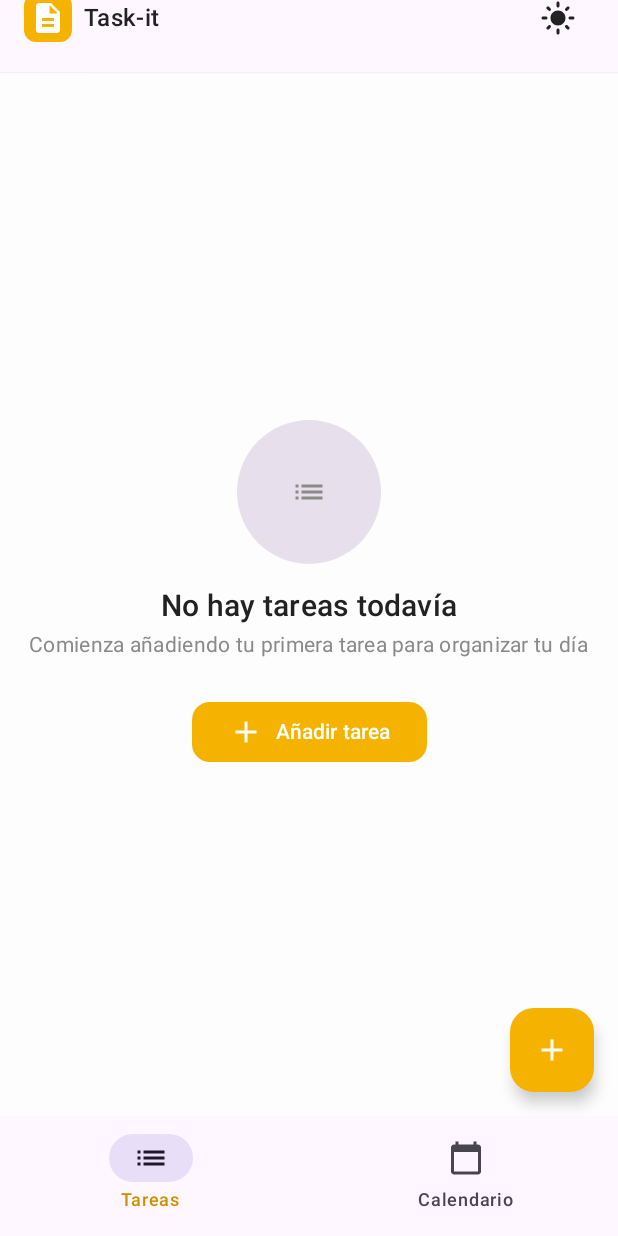
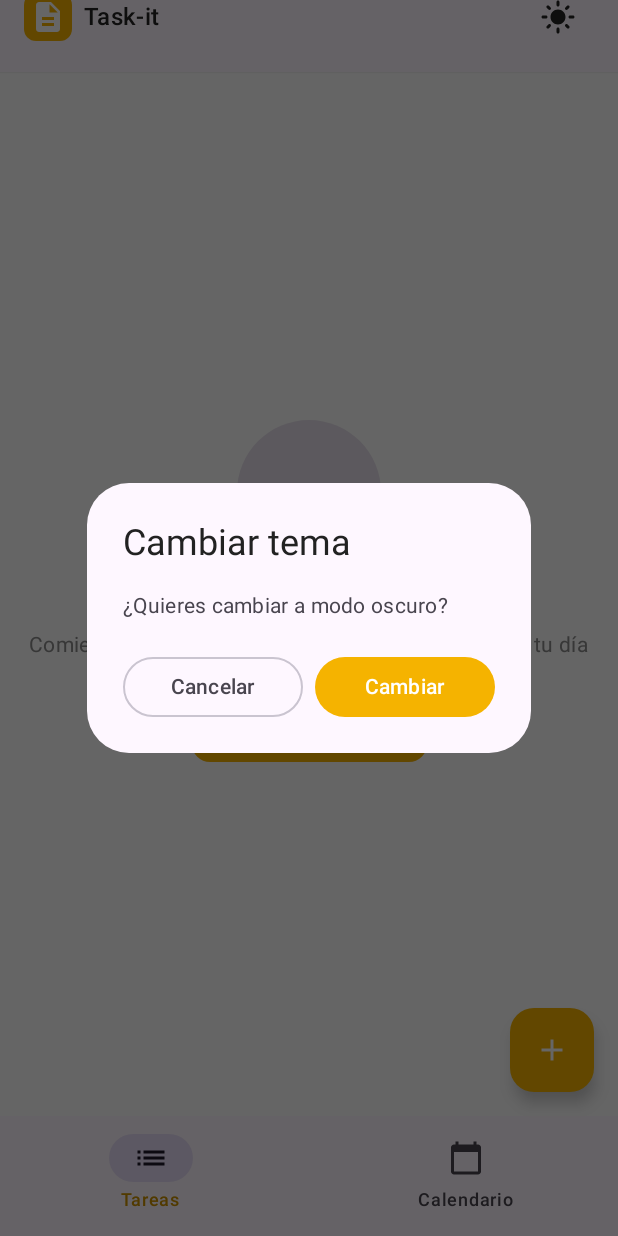
Before and after one commit to Diegomez15/task-it, an Android app built with Jetpack Compose: the screen it shows after launch (MainActivity), after a tap on "Cambiar tema", on a phone screen of 412 x 824 dp. Run offline under Robolectric (Android 15) with nearby library versions, the phone set to English and light mode, and no system bars; our stand-ins replace Room's generated code.

Commit message:
Adding switch theme button functionality

```diff
--- a/app/src/main/java/com/example/task_it/presentation/MainActivity.kt
+++ b/app/src/main/java/com/example/task_it/presentation/MainActivity.kt
@@ -7,6 +7,16 @@ import com.example.task_it.presentation.navigation.AppNavHost
 import com.example.task_it.presentation.theme.TaskitTheme
 import androidx.activity.enableEdgeToEdge
 import androidx.activity.SystemBarStyle
+import androidx.compose.runtime.getValue
+import androidx.compose.runtime.setValue
+import androidx.compose.runtime.mutableStateOf
+import androidx.compose.runtime.saveable.rememberSaveable
+import android.app.Activity
+import androidx.compose.runtime.SideEffect
+import androidx.compose.ui.platform.LocalView
+import androidx.core.view.WindowCompat
+
+
 
 
 class MainActivity : ComponentActivity() {
@@ -24,9 +34,26 @@ class MainActivity : ComponentActivity() {
             )
         )
         setContent {
-            TaskitTheme {
-                AppNavHost()   // Por ahora solo mostrará la HomeScreen
+            var useDarkTheme by rememberSaveable {
+                mutableStateOf(false)
+            }
+
+            val view = LocalView.current
+            val isDark = useDarkTheme
+
+            SideEffect {
+                val window = (view.context as Activity).window
+                WindowCompat.getInsetsController(window, view).isAppearanceLightStatusBars = !isDark
+            }
+
+
+            TaskitTheme(useDarkTheme = useDarkTheme) {
+                AppNavHost(
+                    isDarkTheme = useDarkTheme,
+                    onToggleTheme = { useDarkTheme = !useDarkTheme }
+                )
             }
         }
+
     }
 }
--- a/app/src/main/java/com/example/task_it/presentation/navigation/AppNavHost.kt
+++ b/app/src/main/java/com/example/task_it/presentation/navigation/AppNavHost.kt
@@ -8,7 +8,11 @@ import com.example.task_it.presentation.tasks.form.TaskFormScreen
 import com.example.task_it.presentation.tasks.list.TaskListScreen
 
 @Composable
-fun AppNavHost() {
+fun AppNavHost(
+    isDarkTheme: Boolean,
+    onToggleTheme: () -> Unit
+) {
+
     val navController = rememberNavController()
 
     NavHost(
@@ -18,11 +22,12 @@ fun AppNavHost() {
 
         composable(NavRoutes.TASK_LIST) {
             TaskListScreen(
-                onAddTaskClick = {
-                    navController.navigate(NavRoutes.TASK_FORM)
-                }
+                onAddTaskClick = { navController.navigate(NavRoutes.TASK_FORM) },
+                isDarkTheme = isDarkTheme,
+                onToggleTheme = onToggleTheme
             )
         }
+
 
         composable(NavRoutes.TASK_FORM) {
             TaskFormScreen(
--- a/app/src/main/java/com/example/task_it/presentation/tasks/list/TaskListScreen.kt
+++ b/app/src/main/java/com/example/task_it/presentation/tasks/list/TaskListScreen.kt
@@ -29,21 +29,29 @@ import androidx.compose.runtime.getValue
 import androidx.compose.foundation.layout.WindowInsets
 import androidx.compose.foundation.layout.statusBars
 import androidx.compose.foundation.layout.windowInsetsPadding
-
-
-
+import androidx.compose.runtime.mutableStateOf
+import androidx.compose.runtime.remember
+import androidx.compose.runtime.setValue
 
 
 @Composable
 fun TaskListScreen(
     modifier: Modifier = Modifier,
-    onAddTaskClick: () -> Unit = {}
-) {
+    onAddTaskClick: () -> Unit = {},
+    isDarkTheme: Boolean,
+    onToggleTheme: () -> Unit
+)
+{
     val viewModel: TaskListViewModel = viewModel()
     val tasks by viewModel.tasks.collectAsState()
 
     Scaffold(
-        topBar = { TaskTopBar() },
+        topBar = {
+            TaskTopBar(
+                isDarkTheme = isDarkTheme,
+                onToggleTheme = onToggleTheme
+            )
+        },
         bottomBar = { TaskBottomBar() },
         floatingActionButton = {
             FloatingActionButton(
@@ -92,7 +100,12 @@ fun TaskListScreen(
 
 
 @Composable
-private fun TaskTopBar() {
+private fun TaskTopBar(
+    isDarkTheme: Boolean,
+    onToggleTheme: () -> Unit
+
+) {
+    var showThemeConfirm by remember { mutableStateOf(false) }
     Surface(
         shadowElevation = 1.dp,
         color = MaterialTheme.colorScheme.surfaceBright
@@ -106,7 +119,7 @@ private fun TaskTopBar() {
             horizontalArrangement = Arrangement.SpaceBetween
         ) {
             Row(
-                modifier = Modifier.offset(y = (-12).dp), // 👈 mueve todo hacia arriba
+                modifier = Modifier.offset(y = (-13).dp), // 👈 mueve todo hacia arriba
                 verticalAlignment = Alignment.CenterVertically
             ) {
                 Box(
@@ -132,19 +145,58 @@ private fun TaskTopBar() {
             }
 
             Row(
-                modifier = Modifier.offset(y = (-12).dp),
+                modifier = Modifier.offset(y = (-13).dp),
                 verticalAlignment = Alignment.CenterVertically
             ) {
-                IconButton(onClick = { /* TODO: Cambiar tema */ }) {
+                IconButton(onClick = { showThemeConfirm = true }) {
                     Icon(
                         imageVector = Icons.Filled.LightMode,
                         contentDescription = "Cambiar tema"
                     )
                 }
+
             }
         }
     }
+    if (showThemeConfirm) {
+        val targetText = if (isDarkTheme) "modo claro" else "modo oscuro"
+
+        AlertDialog(
+            onDismissRequest = { showThemeConfirm = false },
+            containerColor = MaterialTheme.colorScheme.surfaceBright,
+            title = { Text("Cambiar tema") },
+            text = { Text("¿Quieres cambiar a $targetText?") },
+            dismissButton = {
+                OutlinedButton(
+                    onClick = { showThemeConfirm = false },
+                    shape = RoundedCornerShape(50),
+                    modifier = Modifier
+                        .height(40.dp)
+                        .widthIn(min = 120.dp)
+                ) { Text("Cancelar") }
+            },
+            confirmButton = {
+                Button(
+                    onClick = {
+                        showThemeConfirm = false
+                        onToggleTheme()
+                    },
+                    shape = RoundedCornerShape(50),
+                    modifier = Modifier
+                        .height(40.dp)
+                        .widthIn(min = 120.dp),
+                    colors = ButtonDefaults.buttonColors(
+                        containerColor = YellowPrimary,
+                        contentColor = MaterialTheme.colorScheme.onPrimary
+                    )
+                ) { Text("Cambiar") }
+            }
+        )
+    }
 }
+
+
+
 
 
 @Composable
```
